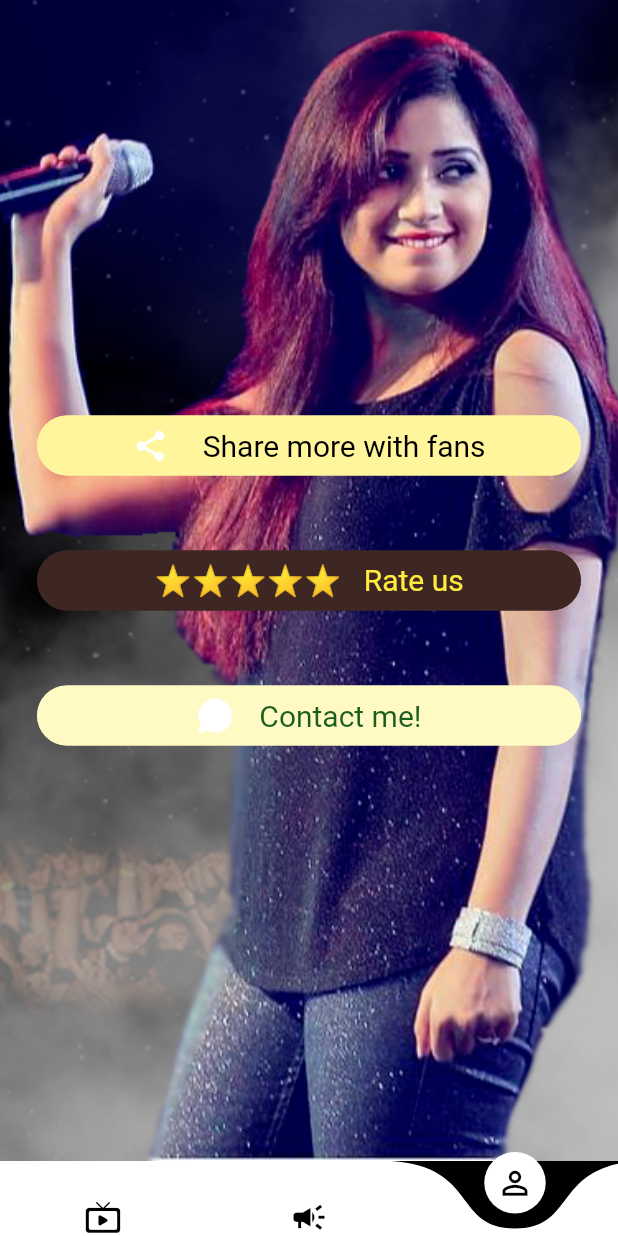
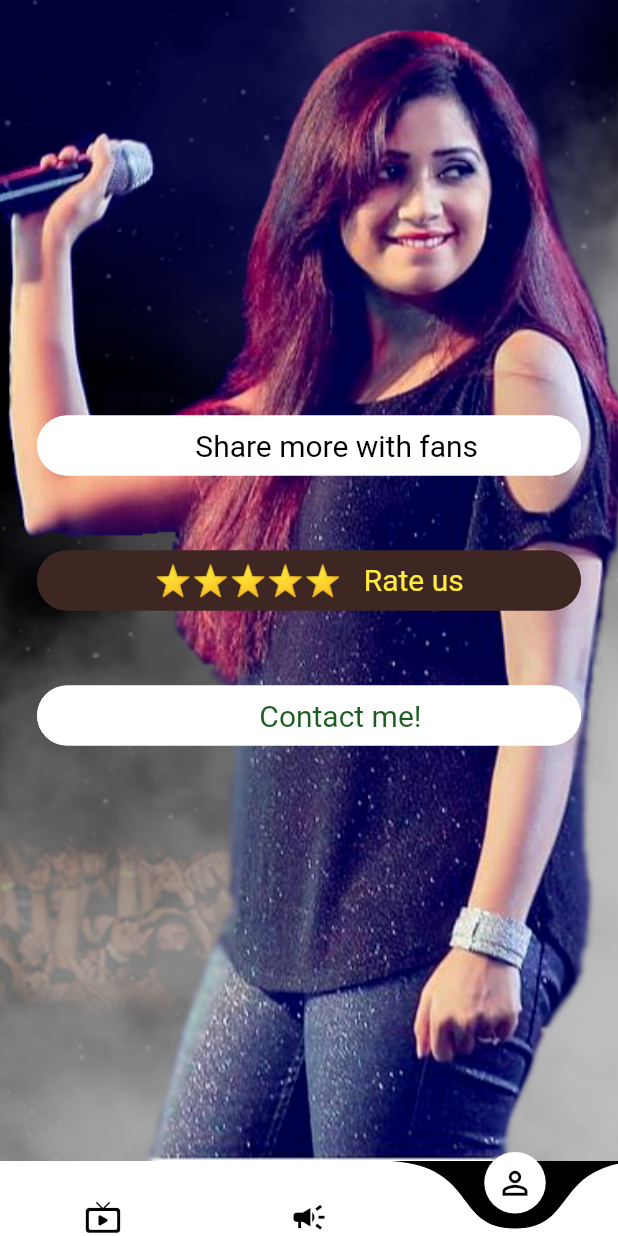
Before and after one commit to smanivesh/Shreya_Ghoshal_TV, a Flutter app: the screen it shows after launch, item 3 of the bottom bar chosen, on a phone screen of 412 x 824 dp. Run offline on Flutter 3.47's test engine with Material 2 defaults, Android fonts, the light colour scheme and no system bars; drawn by our look-alikes of curved_navigation_bar, getwidget; our stand-ins replace firebase_core, firebase_messaging, flutter_local_notifications, flutter_swiper, google_mobile_ads, share and 1 more; accounts and stored records are empty; network calls fail.

```diff
--- a/lib/screens/profile.dart
+++ b/lib/screens/profile.dart
@@ -36,13 +36,13 @@ class _ProfileState extends State<Profile> {
                         'check out my game app https://play.google.com/store/apps/details?id=com.khopdi.flipout',
                         subject: 'Look what I made!');
                   },
-                  text: "   Share more with fans",
+                  text: " Share more with fans",
                   textStyle: TextStyle(fontSize: 20, color: Colors.black),
                   buttonBoxShadow: true,
                   icon: Icon(Icons.share_rounded),
 
                   shape: GFButtonShape.pills,
-                  color: Colors.yellow[200],
+                  color: Colors.white,
                   size: 50,
                   autofocus: true,
                   splashColor: Colors.deepPurpleAccent,
@@ -86,10 +86,10 @@ class _ProfileState extends State<Profile> {
                   textStyle: TextStyle(fontSize: 20, color: Colors.green[900]),
                   icon: ImageIcon(AssetImage("assets/images/whatsapp.png")),
                   shape: GFButtonShape.pills,
-                  color: Colors.yellow[100],
+                  color: Colors.white,
                   size: 50,
                   autofocus: true,
-                  splashColor: Colors.yellow[100],
+                  splashColor: Colors.green,
                   //fullWidthButton: true,
                   blockButton: true,
                 ),
```
Also changed, not shown: 3 other files.
